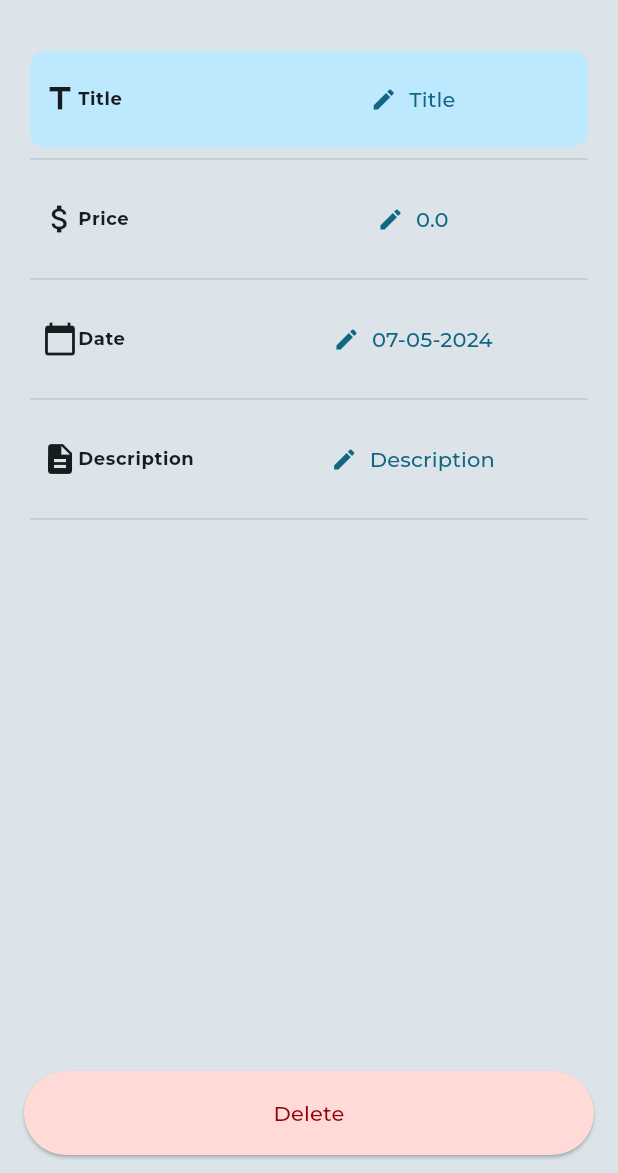
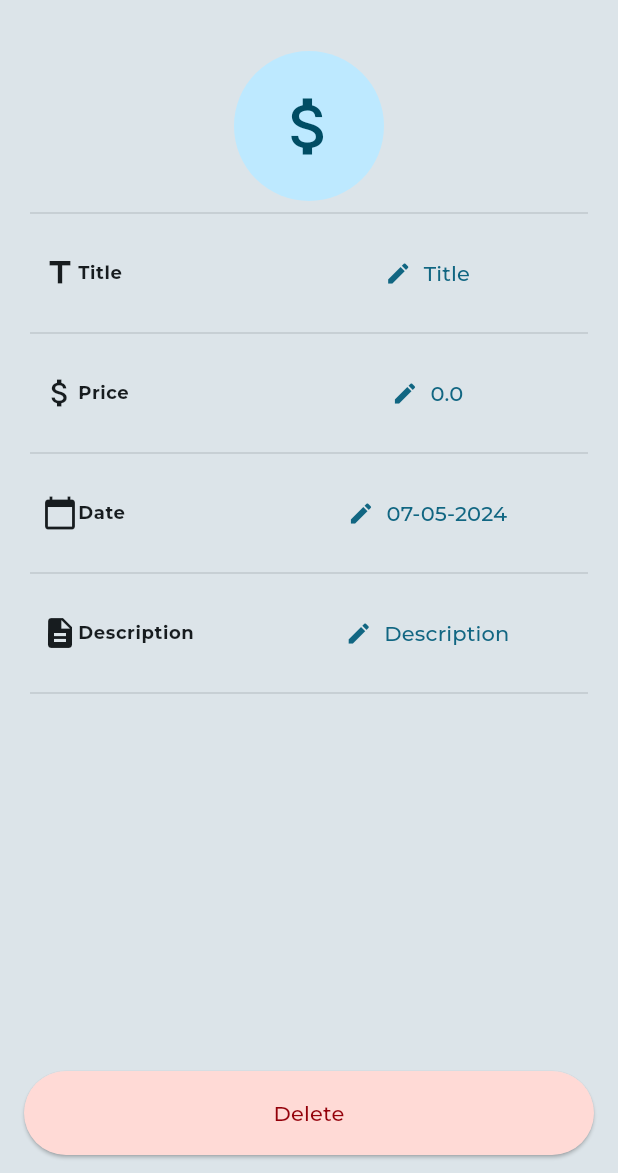
Before and after one commit to Eduardnol/payments, a Flutter app: the ModalBottomSheetPayment screen opened directly with empty values, on a phone screen of 412 x 824 dp, the part 63-1236 px from its top. Run offline on Flutter 3.47's test engine with Material 3 defaults, Android fonts, the phone set to English and light mode, and no system bars; our stand-ins replace cloud_firestore, firebase_auth, firebase_core, google_fonts; accounts and stored records are empty.

Commit message:
Added spacer widget

```diff
--- a/lib/CustomWidgets/ModalViewPaymentInfo/PaymentItemView.dart
+++ b/lib/CustomWidgets/ModalViewPaymentInfo/PaymentItemView.dart
@@ -22,16 +22,18 @@ class PaymentItemView extends StatelessWidget {
         mainAxisSize: MainAxisSize.max,
         mainAxisAlignment: MainAxisAlignment.spaceBetween,
         children: [
-          Container(
-            decoration: BoxDecoration(
-              color: Theme.of(context).colorScheme.primaryContainer,
-              borderRadius: BorderRadius.circular(10),
+          CircleAvatar(
+            radius: 50,
+            child: Icon(
+              Icons.attach_money,
+              size: 50,
             ),
-            child: PaymentRowItem(
-                title: "Title",
-                paymentItemObject: paymentItemObject,
-                icon: Icons.title),
           ),
+          Divider(),
+          PaymentRowItem(
+              title: "Title",
+              paymentItemObject: paymentItemObject,
+              icon: Icons.title),
           Divider(),
           PaymentRowItem(
             title: "Price",
@@ -100,6 +102,7 @@ class PaymentRowItem extends StatelessWidget {
                     icon: icon,
                   ),
                   flex: 4),
+              Spacer(),
               Expanded(
                   child: ValueName(
                       title: title, value: value, isEditable: isEditable),
```
